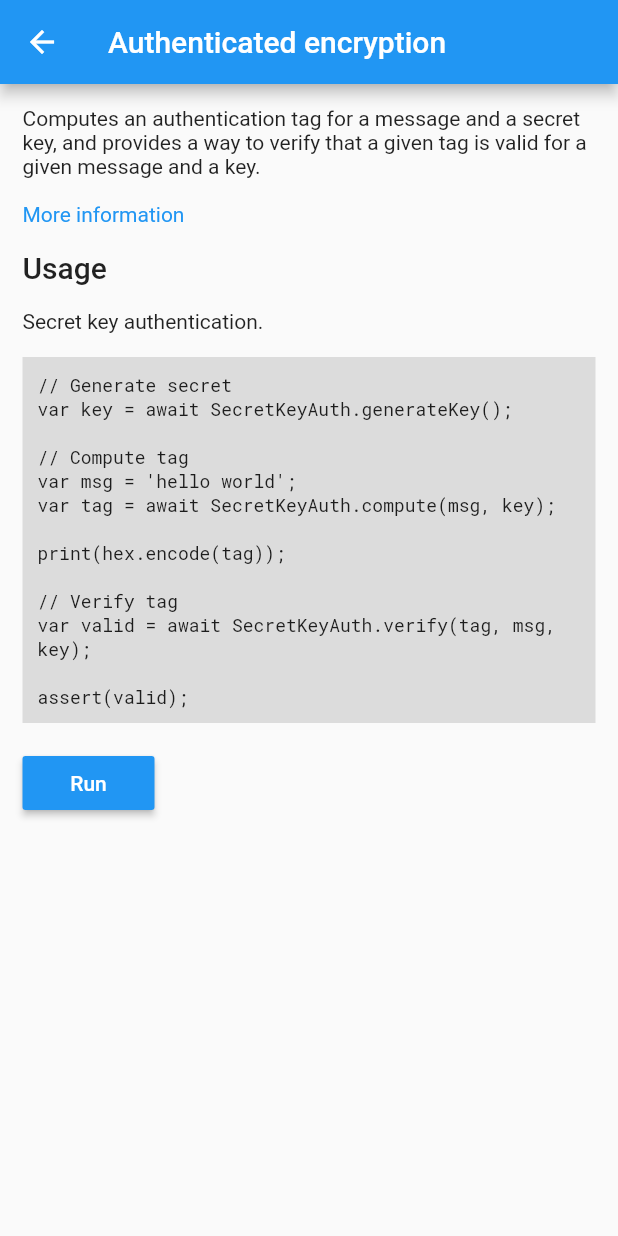
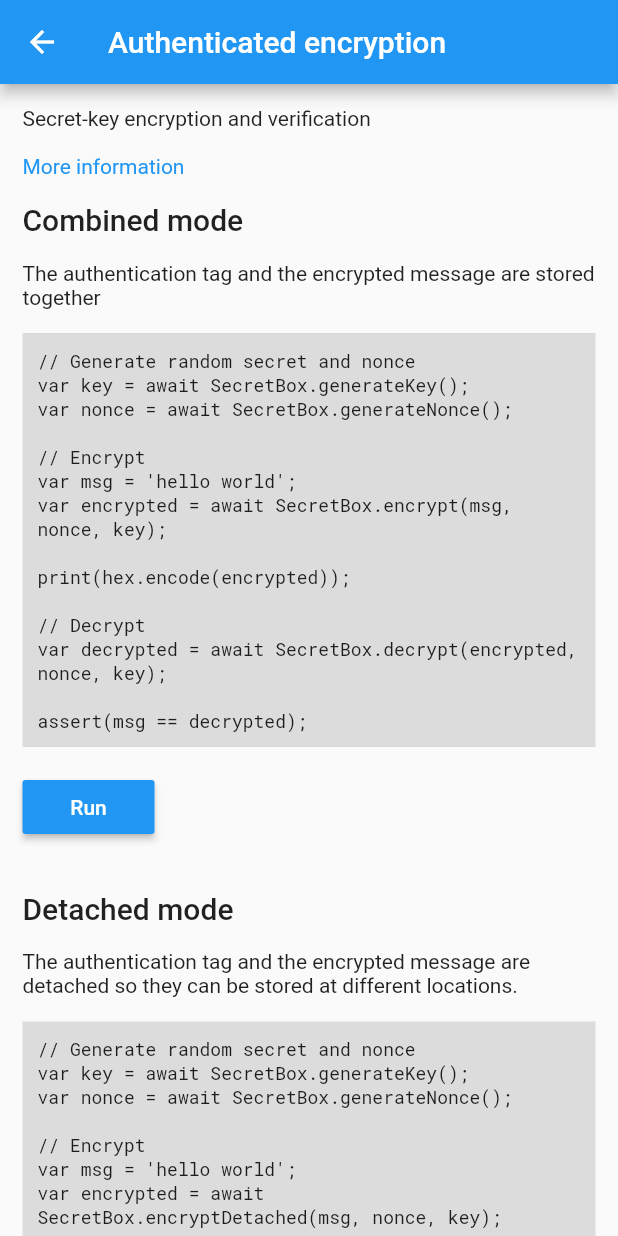
Before and after one commit to firstfloorsoftware/flutter_sodium, a Flutter app: the screen it shows after launch, after a tap on "Authenticated encryption", on a phone screen of 412 x 824 dp. Run offline on Flutter 3.47's test engine with Material 2 defaults, Android fonts, the phone set to English and light mode, and no system bars; our stand-ins replace convert.

Commit message:
adds high-level SecretBox API with example

```diff
--- a/example/lib/main.dart
+++ b/example/lib/main.dart
@@ -48,13 +48,85 @@ print(hex.encode(buffer));''', () async {
         ]),
     Example('Secret-key cryptography', isHeader: true),
     Example('Authenticated encryption',
+        description: 'Secret-key encryption and verification',
+        docUrl:
+            'https://download.libsodium.org/doc/secret-key_cryptography/authenticated_encryption.html',
+        samples: [
+          Sample(
+              'Combined mode',
+              'The authentication tag and the encrypted message are stored together',
+              '''// Generate random secret and nonce
+var key = await SecretBox.generateKey();
+var nonce = await SecretBox.generateNonce();
+
+// Encrypt
+var msg = 'hello world';
+var encrypted = await SecretBox.encrypt(msg, nonce, key);
+
+print(hex.encode(encrypted));
+
+// Decrypt
+var decrypted = await SecretBox.decrypt(encrypted, nonce, key);
+
+assert(msg == decrypted);''', () async {
+            // Generate random secret and nonce
+            var key = await SecretBox.generateKey();
+            var nonce = await SecretBox.generateNonce();
+
+            // Encrypt
+            var msg = 'hello world';
+            var encrypted = await SecretBox.encrypt(msg, nonce, key);
+
+            // Decrypt
+            var decrypted = await SecretBox.decrypt(encrypted, nonce, key);
+
+            assert(msg == decrypted);
+
+            return hex.encode(encrypted);
+          }),
+          Sample(
+              'Detached mode',
+              'The authentication tag and the encrypted message are detached so they can be stored at different locations.',
+              '''// Generate random secret and nonce
+var key = await SecretBox.generateKey();
+var nonce = await SecretBox.generateNonce();
+
+// Encrypt
+var msg = 'hello world';
+var encrypted = await SecretBox.encryptDetached(msg, nonce, key);
+
+print('cipher: \${encrypted.cipher}');
+print('mac: \${encrypted.mac}');
+
+// Decrypt
+var decrypted =
+    await SecretBox.decryptDetached(encrypted, nonce, key);
+
+assert(msg == decrypted);''', () async {
+            // Generate random secret and nonce
+            var key = await SecretBox.generateKey();
+            var nonce = await SecretBox.generateNonce();
+
+            // Encrypt
+            var msg = 'hello world';
+            var encrypted = await SecretBox.encryptDetached(msg, nonce, key);
+
+            // Decrypt
+            var decrypted =
+                await SecretBox.decryptDetached(encrypted, nonce, key);
+
+            assert(msg == decrypted);
+
+            return 'cipher: ${hex.encode(encrypted.cipher)}\nmac: ${hex.encode(encrypted.mac)}';
+          })
+        ]),
+    Example('Authentication',
         description:
             'Computes an authentication tag for a message and a secret key, and provides a way to verify that a given tag is valid for a given message and a key.',
         docUrl:
-            'https://download.libsodium.org/doc/secret-key_cryptography/authenticated_encryption.html',
+            'https://download.libsodium.org/doc/secret-key_cryptography/secret-key_authentication.html',
         samples: [
-          Sample('Usage', 'Secret key authentication.',
-              '''// Generate secret
+          Sample('Usage', 'Secret key authentication.', '''// Generate secret
 var key = await SecretKeyAuth.generateKey();
 
 // Compute tag
@@ -82,8 +154,6 @@ assert(valid);''', () async {
             return hex.encode(tag);
           })
         ]),
-
-    // Example('Authentication'),
     Example('Public-key cryptography', isHeader: true),
     // Example('Authenticated encryption'),
     Example('Public-key signatures',
--- a/lib/flutter_sodium.dart
+++ b/lib/flutter_sodium.dart
@@ -9,6 +9,7 @@ export 'src/password_hash.dart';
 export 'src/public_key_sign.dart';
 export 'src/randombytes.dart';
 export 'src/sealed_box.dart';
+export 'src/secret_box.dart';
 export 'src/secret_key_auth.dart';
 export 'src/short_hash.dart';
 
@@ -362,11 +363,11 @@ class Sodium {
   }
 
   /// Encrypts a message with a key and a nonce, and returns the encrypted message and mac.
-  static Future<Map<String, Uint8List>> cryptoSecretboxDetached(
+  static Future<Map<Uint8List, Uint8List>> cryptoSecretboxDetached(
       Uint8List m, Uint8List n, Uint8List k) async {
     final Map result = await _channel
         .invokeMethod('crypto_secretbox_detached', {'m': m, 'n': n, 'k': k});
-    return result.cast<String, Uint8List>();
+    return result.cast<Uint8List, Uint8List>();
   }
 
   /// Verifies and decrypts an encrypted message.
--- /dev/null
+++ b/lib/src/secret_box.dart
@@ -0,0 +1,74 @@
+import 'dart:async';
+import 'dart:convert';
+import 'dart:typed_data';
+import '../flutter_sodium.dart';
+
+/// Detached cipher and associated authentication tag.
+class DetachedCipher {
+  final Uint8List cipher;
+  final Uint8List mac;
+
+  const DetachedCipher(this.cipher, this.mac);
+  DetachedCipher.fromMap(Map<Uint8List, Uint8List> map)
+      : this(map['c'], map['mac']);
+}
+
+/// Encrypts a message with a key and a nonce and computes an authentication tag.
+class SecretBox {
+  /// Generates a random key for use with secret key encryption.
+  static Future<Uint8List> generateKey() => Sodium.cryptoSecretboxKeygen();
+
+  /// Generates a random nonce for use with secret key encryption.
+  static Future<Uint8List> generateNonce() => Randombytes.buffer(crypto_secretbox_NONCEBYTES);
+
+  /// Encrypts a string message with a key and a nonce.
+  static Future<Uint8List> encrypt(
+          String value, Uint8List nonce, Uint8List key) =>
+      Sodium.cryptoSecretboxEasy(utf8.encode(value), nonce, key);
+
+  /// Encrypts a message with a key and a nonce.
+  static Future<Uint8List> encryptBytes(
+          Uint8List value, Uint8List nonce, Uint8List key) =>
+      Sodium.cryptoSecretboxEasy(value, nonce, key);
+
+  /// Verifies and decrypts a cipher text produced by encrypt.
+  static Future<String> decrypt(
+      Uint8List cipherText, Uint8List nonce, Uint8List key) async {
+    final message =
+        await Sodium.cryptoSecretboxOpenEasy(cipherText, nonce, key);
+    return utf8.decode(message);
+  }
+
+  /// Verifies and decrypts a cipher text produced by encrypt.
+  static Future<Uint8List> decryptBytes(
+          Uint8List cipherText, Uint8List nonce, Uint8List key) =>
+      Sodium.cryptoSecretboxOpenEasy(cipherText, nonce, key);
+
+  /// Encrypts a string message with a key and a nonce, returning the encrypted message and authentication tag
+  static Future<DetachedCipher> encryptDetached(
+      String value, Uint8List nonce, Uint8List key) async {
+    var map =
+        await Sodium.cryptoSecretboxDetached(utf8.encode(value), nonce, key);
+    return DetachedCipher.fromMap(map);
+  }
+
+  /// Encrypts a message with a key and a nonce, returning the encrypted message and authentication tag
+  static Future<DetachedCipher> encryptBytesDetached(
+      Uint8List value, Uint8List nonce, Uint8List key) async {
+    var map = await Sodium.cryptoSecretboxDetached(value, nonce, key);
+    return DetachedCipher.fromMap(map);
+  }
+
+  /// Verifies and decrypts a detached cipher text and tag.
+  static Future<String> decryptDetached(
+      DetachedCipher cipher, Uint8List nonce, Uint8List key) async {
+    final message = await Sodium.cryptoSecretboxOpenDetached(
+        cipher.cipher, cipher.mac, nonce, key);
+    return utf8.decode(message);
+  }
+
+  /// Verifies and decrypts a detached cipher text and tag.
+  static Future<Uint8List> decryptBytesDetached(
+          DetachedCipher cipher, Uint8List nonce, Uint8List key) =>
+      Sodium.cryptoSecretboxOpenDetached(cipher.cipher, cipher.mac, nonce, key);
+}
```
